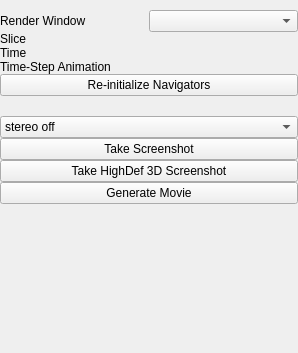
Qt form Examples/Plugins/org.mitk.example.gui.imaging/src/internal/simpleexample/QmitkSimpleExampleViewControls.ui (MITK/MITK) before a commit; both pictures show x 0 to 298 and y 0 to 353 of the 298 by 610 pixel window.
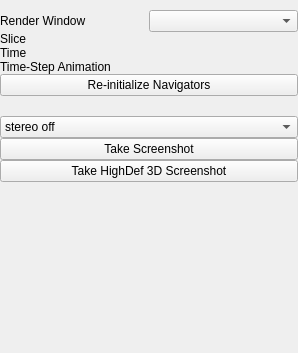
The same form after that commit. Custom widgets are drawn as their Qt base class.

Commit message: Remove copy of movie maker from example

What changed in the file:
```diff
--- a/Examples/Plugins/org.mitk.example.gui.imaging/src/internal/simpleexample/QmitkSimpleExampleViewControls.ui
+++ b/Examples/Plugins/org.mitk.example.gui.imaging/src/internal/simpleexample/QmitkSimpleExampleViewControls.ui
@@ -181,19 +181,6 @@
      </property>
     </widget>
    </item>
-   <item>
-    <widget class="QPushButton" name="genMovieButton">
-     <property name="maximumSize">
-      <size>
-       <width>32767</width>
-       <height>23</height>
-      </size>
-     </property>
-     <property name="text">
-      <string>Generate Movie</string>
-     </property>
-    </widget>
-   </item>
    <item>
     <spacer name="verticalSpacer">
      <property name="orientation">
```
The commit also changes 2 other files.
